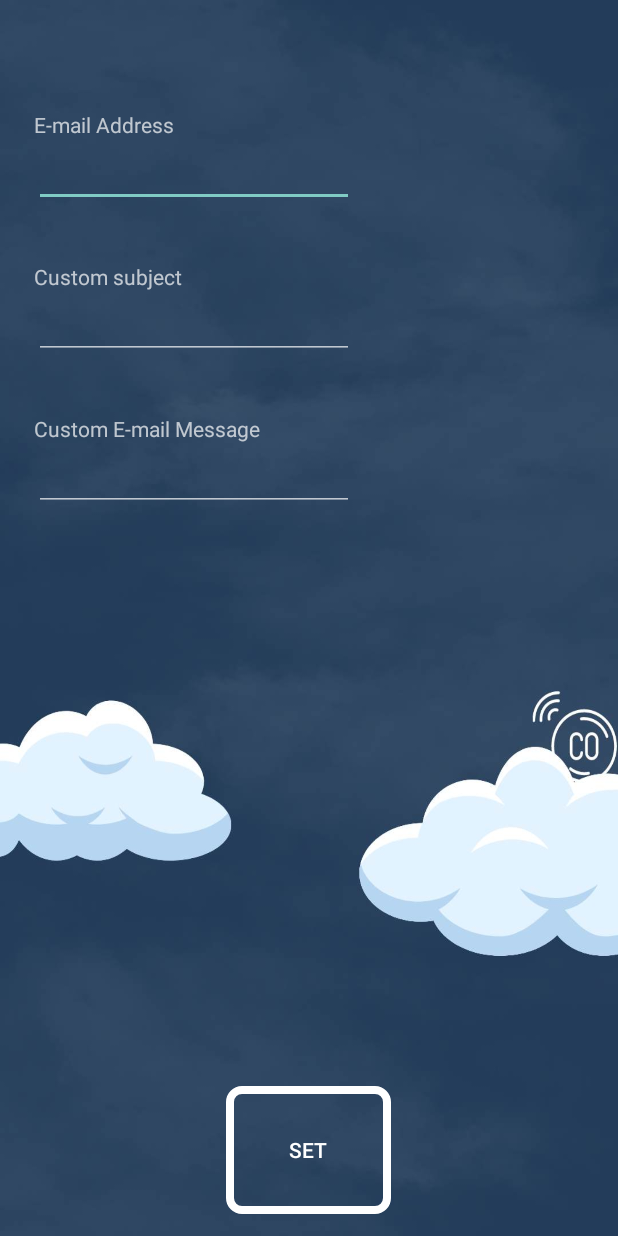
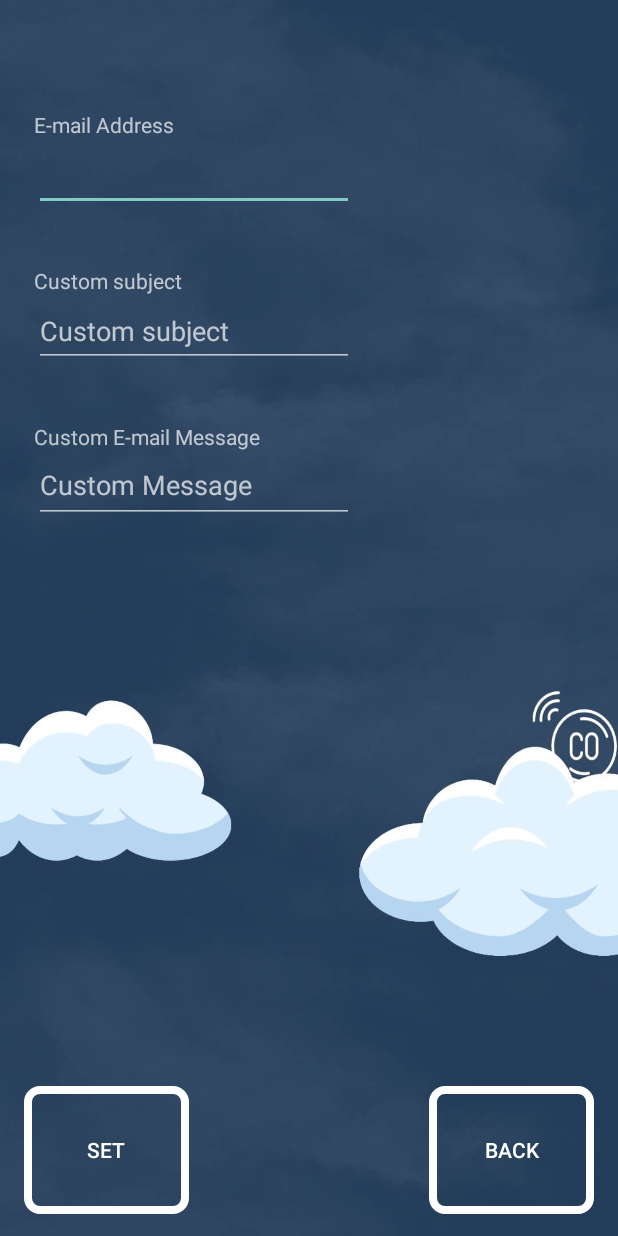
Before and after one commit to borapaul/AndroidApp, an Android app: the EmailSettings screen opened directly, with no data from a screen before it, on a phone screen of 412 x 824 dp. Run offline under Robolectric (Android 15) with nearby library versions, the phone set to English and light mode, and no system bars.

Commit message:
Solve email bug

```diff
--- a/app/src/main/java/com/example/borapaulco2mobileapp/EmailSettings.java
+++ b/app/src/main/java/com/example/borapaulco2mobileapp/EmailSettings.java
@@ -13,26 +13,37 @@ import java.util.Map;
 
 public class EmailSettings extends AppCompatActivity {
 
-    private Button mBackToSensorActivity;
-
+    private Button mSetEmailsSettings;
+    private Button mBackToMainActivity;
     private EditText mEmailAddressValue;
     private EditText mEmailSubjectValue;
     private EditText mEmailMessageValue;
+    private String mailContact;
+
 
     @Override
     protected void onCreate(Bundle savedInstanceState) {
         super.onCreate(savedInstanceState);
         setContentView(R.layout.activity_email_settings);
-        mBackToSensorActivity = findViewById(R.id.backToSensorValueActivity);
+        mBackToMainActivity = findViewById(R.id.backToMainActiviy);
+        mSetEmailsSettings = findViewById(R.id.setEmailsButton);
         mEmailAddressValue = findViewById(R.id.emailAddressValue);
         mEmailSubjectValue = findViewById(R.id.customSubjectValue);
         mEmailMessageValue = findViewById(R.id.customEmailMessageValue);
 
+        mailContact = getIntent().getStringExtra("emailAddress");
 
-        mBackToSensorActivity.setOnClickListener(new View.OnClickListener() {
+
+        mSetEmailsSettings.setOnClickListener(new View.OnClickListener() {
             @Override
             public void onClick(View v) {
                 openSensorActivity();
+            }
+        });
+        mBackToMainActivity.setOnClickListener(new View.OnClickListener() {
+            @Override
+            public void onClick(View v) {
+                openMainActivityWithoutChangeTheEmail();
             }
         });
     }
@@ -45,4 +56,10 @@ public class EmailSettings extends AppCompatActivity {
         startActivity(intent);
         finish();
     }
+    private void openMainActivityWithoutChangeTheEmail(){
+        Intent intent = new Intent(this,SenzorValueActivity.class);
+        intent.putExtra("emailAddress",mailContact);
+        startActivity(intent);
+        finish();
+    }
 }
--- a/app/src/main/java/com/example/borapaulco2mobileapp/HistoryActivity.java
+++ b/app/src/main/java/com/example/borapaulco2mobileapp/HistoryActivity.java
@@ -15,6 +15,7 @@ import androidx.appcompat.app.AppCompatActivity;
 import com.example.borapaulco2mobileapp.domain.DataTableDetails;
 
 public class HistoryActivity extends AppCompatActivity {
+    private String mailContact;
     private TableLayout mTableLayout;
     private Button mBackButton;
     @Override
@@ -24,7 +25,7 @@ public class HistoryActivity extends AppCompatActivity {
         mTableLayout = findViewById(R.id.mainTable);
         mBackButton = findViewById(R.id.backToSettings);
 
-
+        mailContact = getIntent().getStringExtra("emailAddress");
 
         Intent intent = getIntent();
         TableRow tableRow = new TableRow(this);
@@ -52,7 +53,8 @@ public class HistoryActivity extends AppCompatActivity {
     }
 
     private void openMainActivity() {
-        Intent intent = new Intent(this, Settings.class);
+        Intent intent = new Intent(this, SenzorValueActivity.class);
+        intent.putExtra("emailAddress",mailContact);
         startActivity(intent);
         finish();
     }
--- a/app/src/main/java/com/example/borapaulco2mobileapp/SenzorValueActivity.java
+++ b/app/src/main/java/com/example/borapaulco2mobileapp/SenzorValueActivity.java
@@ -125,7 +125,7 @@ public class SenzorValueActivity extends AppCompatActivity {
                 try {
                     threshold = Integer.parseInt(mThresholdValueText.getText().toString());
                     emailDto.setMessage(DEFAULT_EMAIL_MESSAGE + "\n"+
-                            "Threshold : " + threshold + "\n" +
+                            "Thraeshold : " + threshold + "\n" +
                             "Evaluation Time : " + delay);
                 } catch (Exception e) {
                     Toast.makeText(SenzorValueActivity.this, "Parsing exception, please provide valid data", Toast.LENGTH_LONG);
--- a/app/src/main/res/layout/activity_email_settings.xml
+++ b/app/src/main/res/layout/activity_email_settings.xml
@@ -8,14 +8,27 @@
     tools:context=".EmailSettings">
 
     <Button
-        android:id="@+id/backToSensorValueActivity"
+        android:id="@+id/setEmailsButton"
         android:layout_width="110dp"
         android:layout_height="85dp"
         android:background="@drawable/button_drawable"
         android:text="@string/setTheValues"
         app:layout_constraintBottom_toBottomOf="parent"
         app:layout_constraintEnd_toEndOf="parent"
-        app:layout_constraintHorizontal_bias="0.498"
+        app:layout_constraintHorizontal_bias="0.053"
+        app:layout_constraintStart_toStartOf="parent"
+        app:layout_constraintTop_toTopOf="parent"
+        app:layout_constraintVertical_bias="0.98" />
+
+    <Button
+        android:id="@+id/backToMainActiviy"
+        android:layout_width="110dp"
+        android:layout_height="85dp"
+        android:background="@drawable/button_drawable"
+        android:text="@string/backButton"
+        app:layout_constraintBottom_toBottomOf="parent"
+        app:layout_constraintEnd_toEndOf="parent"
+        app:layout_constraintHorizontal_bias="0.946"
         app:layout_constraintStart_toStartOf="parent"
         app:layout_constraintTop_toTopOf="parent"
         app:layout_constraintVertical_bias="0.98" />
@@ -23,7 +36,7 @@
     <EditText
         android:id="@+id/emailAddressValue"
         android:layout_width="wrap_content"
-        android:layout_height="wrap_content"
+        android:layout_height="48dp"
         android:ems="10"
         android:inputType="textEmailAddress"
         app:layout_constraintBottom_toBottomOf="parent"
@@ -36,10 +49,11 @@
     <EditText
         android:id="@+id/customEmailMessageValue"
         android:layout_width="wrap_content"
-        android:layout_height="wrap_content"
+        android:layout_height="48dp"
         android:layout_marginTop="56dp"
         android:ems="10"
         android:gravity="start|top"
+        android:hint="Custom Message"
         android:inputType="textMultiLine"
         app:layout_constraintEnd_toEndOf="parent"
         app:layout_constraintHorizontal_bias="0.114"
@@ -59,9 +73,10 @@
     <EditText
         android:id="@+id/customSubjectValue"
         android:layout_width="wrap_content"
-        android:layout_height="wrap_content"
+        android:layout_height="48dp"
         android:layout_marginTop="56dp"
         android:ems="10"
+        android:hint="Custom subject"
         app:layout_constraintEnd_toEndOf="parent"
         app:layout_constraintHorizontal_bias="0.114"
         app:layout_constraintStart_toStartOf="parent"
```
Also changed, not shown: app/src/main/java/com/example/borapaulco2mobileapp/ContactActivity.java (+8 -3 lines), app/src/main/java/com/example/borapaulco2mobileapp/JavaMailApi.java (+4 -13 lines), app/src/main/java/com/example/borapaulco2mobileapp/Settings.java (+6 -2 lines).
